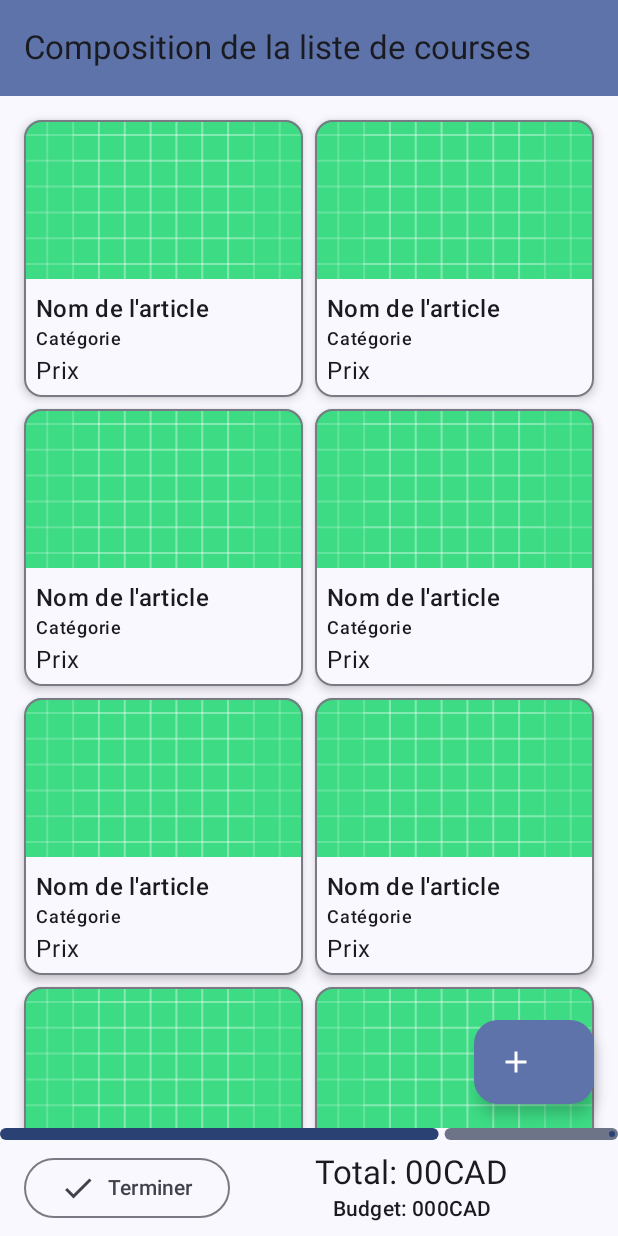
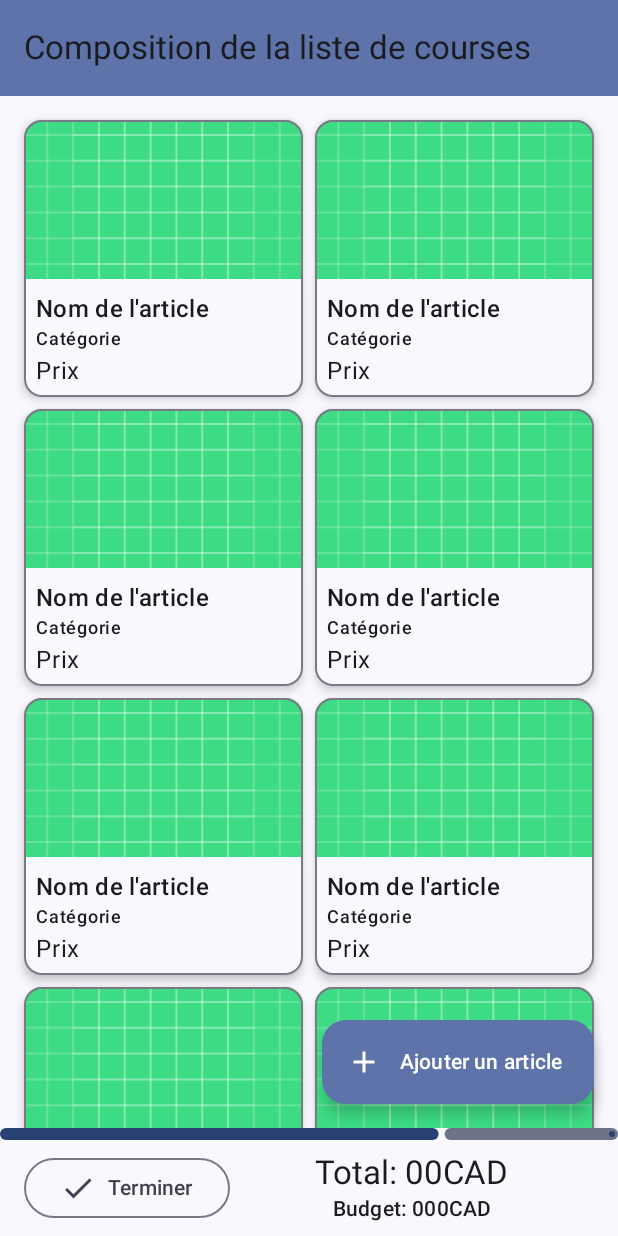
Before and after one commit to IDalb/ChaDal, an Android app built with Jetpack Compose: the ListCompositionScreen screen opened through its navigation route, on a phone screen of 412 x 824 dp. Run offline under Robolectric (Android 15) with nearby library versions, the phone set to English and light mode, and no system bars.

Commit message:
Fix: Text not showing on the floating action button

```diff
--- a/app/src/main/java/ca/uqac/etu/jcid/chadal/ui/screens/ListCompositionScreen.kt
+++ b/app/src/main/java/ca/uqac/etu/jcid/chadal/ui/screens/ListCompositionScreen.kt
@@ -58,7 +58,7 @@ fun ListCompositionScreen(
             ExtendedFloatingActionButton (
                 onClick = { onAddItemButtonClicked() },
                 icon = { Icon(Icons.Filled.Add, null) },
-                text = { stringResource(R.string.add_article) }
+                text = { Text(stringResource(R.string.add_article)) }
             )
         },
         bottomBar = {
```
